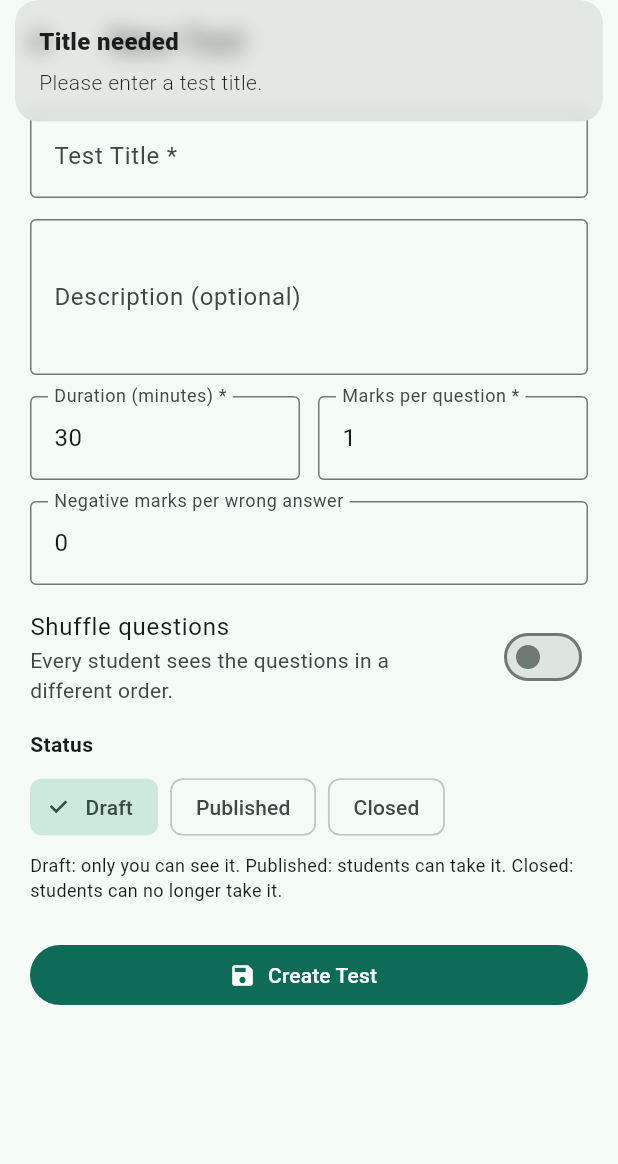
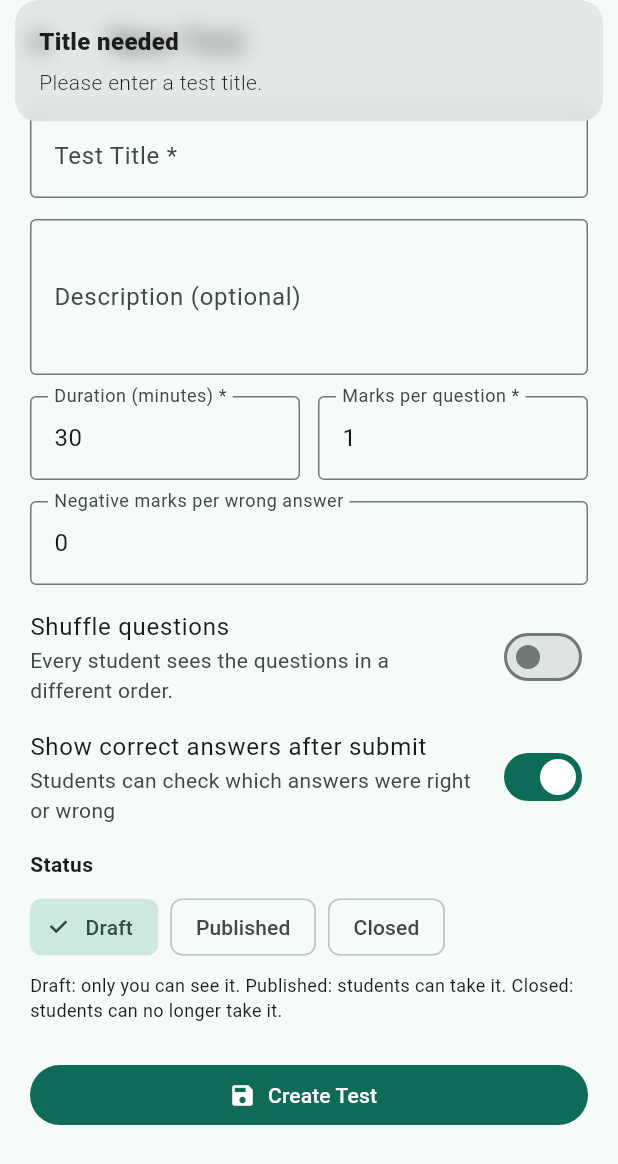
Before and after one commit to wali5737r-creator/test-mindset, a Flutter app: the TestEditorScreen screen opened by its route, after a tap on "Create Test", on a phone screen of 412 x 824 dp. Shown: the top 1164 px of the screen. Run offline on Flutter 3.47's test engine with Material 3 defaults, Android fonts, the phone set to English and light mode, and no system bars; our stand-ins replace cloud_firestore, csv, file_picker, firebase_auth, firebase_core, get and 1 more; accounts and stored records are empty.

Commit message:
v1.1.1: teacher toggle for student answer review

```diff
--- a/lib/controllers/test_editor_controller.dart
+++ b/lib/controllers/test_editor_controller.dart
@@ -25,6 +25,7 @@ class TestEditorController extends GetxController {
   final negativeController = TextEditingController(text: '0');
 
   final shuffle = false.obs;
+  final showAnswers = true.obs;
   final status = TestStatus.draft.obs;
   final isSaving = false.obs;
 
@@ -41,6 +42,7 @@ class TestEditorController extends GetxController {
       marksController.text = _plainNumber(test.marksPerQuestion);
       negativeController.text = _plainNumber(test.negativeMarks);
       shuffle.value = test.shuffle;
+      showAnswers.value = test.showAnswers;
       status.value = test.status;
     }
   }
@@ -101,6 +103,7 @@ class TestEditorController extends GetxController {
             marksPerQuestion: marks,
             negativeMarks: negative,
             shuffle: shuffle.value,
+            showAnswers: showAnswers.value,
             status: status.value,
           ),
         );
@@ -118,6 +121,7 @@ class TestEditorController extends GetxController {
           marksPerQuestion: marks,
           negativeMarks: negative,
           shuffle: shuffle.value,
+          showAnswers: showAnswers.value,
           status: status.value,
         );
         await _testService.updateTest(updated);
--- a/lib/models/quiz_test.dart
+++ b/lib/models/quiz_test.dart
@@ -46,6 +46,10 @@ class TestModel {
   /// Whether question order is shuffled for each student.
   final bool shuffle;
 
+  /// Whether students may review the correct answers after submitting.
+  /// When false, the result screen shows only the score card.
+  final bool showAnswers;
+
   final TestStatus status;
 
   /// Denormalized count, kept in sync by TestService.
@@ -63,6 +67,7 @@ class TestModel {
     this.marksPerQuestion = 1,
     this.negativeMarks = 0,
     this.shuffle = false,
+    this.showAnswers = true,
     this.status = TestStatus.draft,
     this.questionCount = 0,
     this.createdAt,
@@ -82,6 +87,9 @@ class TestModel {
       marksPerQuestion: (map['marksPerQuestion'] as num?)?.toDouble() ?? 1,
       negativeMarks: (map['negativeMarks'] as num?)?.toDouble() ?? 0,
       shuffle: (map['shuffle'] ?? false) as bool,
+      // Missing in tests created before this setting existed: default to
+      // true so those tests keep showing the answer review.
+      showAnswers: (map['showAnswers'] ?? true) as bool,
       status: TestStatusX.fromString(map['status'] as String?),
       questionCount: (map['questionCount'] as num?)?.toInt() ?? 0,
       createdAt: (map['createdAt'] as Timestamp?)?.toDate(),
@@ -105,6 +113,7 @@ class TestModel {
       'marksPerQuestion': marksPerQuestion,
       'negativeMarks': negativeMarks,
       'shuffle': shuffle,
+      'showAnswers': showAnswers,
       'status': status.name,
       'questionCount': questionCount,
     };
@@ -120,6 +129,7 @@ class TestModel {
     double? marksPerQuestion,
     double? negativeMarks,
     bool? shuffle,
+    bool? showAnswers,
     TestStatus? status,
     int? questionCount,
     DateTime? createdAt,
@@ -134,6 +144,7 @@ class TestModel {
       marksPerQuestion: marksPerQuestion ?? this.marksPerQuestion,
       negativeMarks: negativeMarks ?? this.negativeMarks,
       shuffle: shuffle ?? this.shuffle,
+      showAnswers: showAnswers ?? this.showAnswers,
       status: status ?? this.status,
       questionCount: questionCount ?? this.questionCount,
       createdAt: createdAt ?? this.createdAt,
--- a/lib/screens/student_result_screen.dart
+++ b/lib/screens/student_result_screen.dart
@@ -93,6 +93,10 @@ class _StudentResultScreenState extends State<StudentResultScreen> {
             label: const Text('Share result'),
           ),
           const SizedBox(height: 18),
+          // The per-question review is shown only when the teacher left
+          // this test's "show correct answers" setting on. Scoring is
+          // unaffected either way; only this display is gated.
+          if (test.showAnswers) ...[
             Text(
               'Review Answers',
               style: Theme.of(context)
@@ -107,6 +111,15 @@ class _StudentResultScreenState extends State<StudentResultScreen> {
                   number: i + 1,
                   question: byId[attempt.questionIds[i]]!,
                   selectedIndex: attempt.answers[i],
+                ),
+          ] else
+            const Padding(
+              padding: EdgeInsets.symmetric(vertical: 8),
+              child: Text(
+                'Answer review is off for this test. Your teacher can '
+                'show you the correct answers.',
+                textAlign: TextAlign.center,
+              ),
             ),
           const SizedBox(height: 8),
           FilledButton.icon(
--- a/lib/screens/test_editor_screen.dart
+++ b/lib/screens/test_editor_screen.dart
@@ -94,6 +94,17 @@ class TestEditorScreen extends GetView<TestEditorController> {
                       contentPadding: EdgeInsets.zero,
                     ),
                   ),
+                  Obx(
+                    () => SwitchListTile(
+                      title: const Text('Show correct answers after submit'),
+                      subtitle: const Text(
+                        'Students can check which answers were right or wrong',
+                      ),
+                      value: controller.showAnswers.value,
+                      onChanged: (v) => controller.showAnswers.value = v,
+                      contentPadding: EdgeInsets.zero,
+                    ),
+                  ),
                   const SizedBox(height: 8),
                   const Text(
                     'Status',
--- a/pubspec.yaml
+++ b/pubspec.yaml
@@ -1,7 +1,7 @@
 name: test_mindset
 description: "Test Mindset - a free online quiz maker for teachers and students. Create a test, share one link, students take it with no login."
 publish_to: "none"
-version: 1.1.0+2
+version: 1.1.1+3
 
 environment:
   sdk: ">=3.3.0 <4.0.0"
```
Also changed, not shown: 1 other file. Lines whose indentation alone changed are shown as unchanged.
